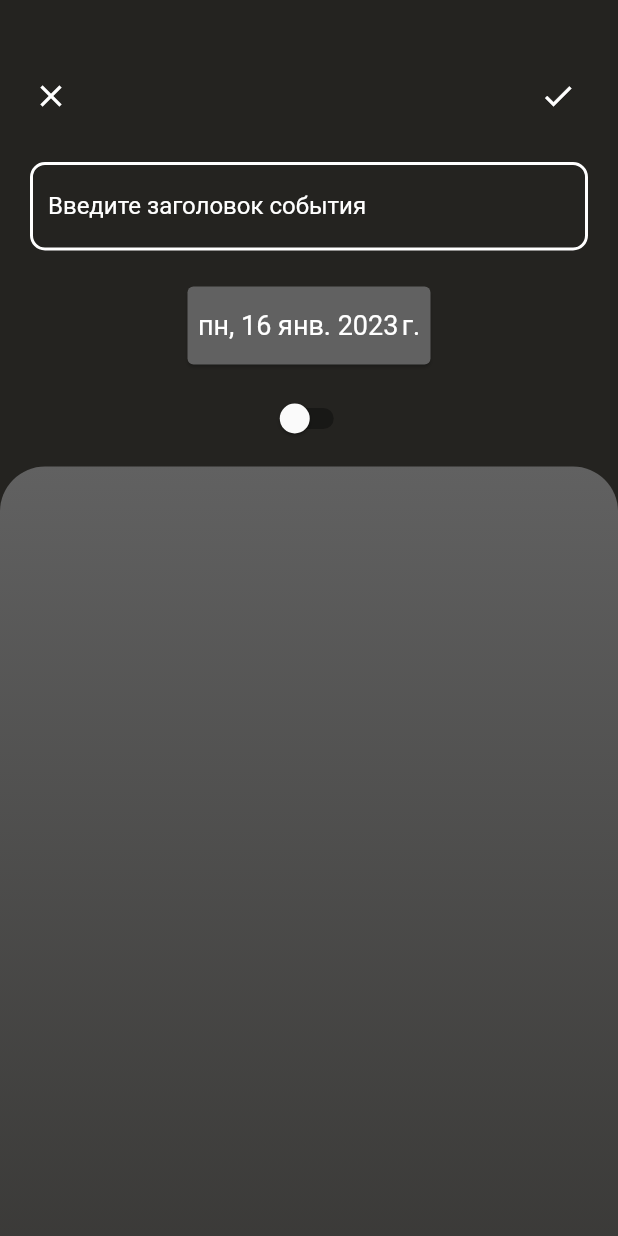
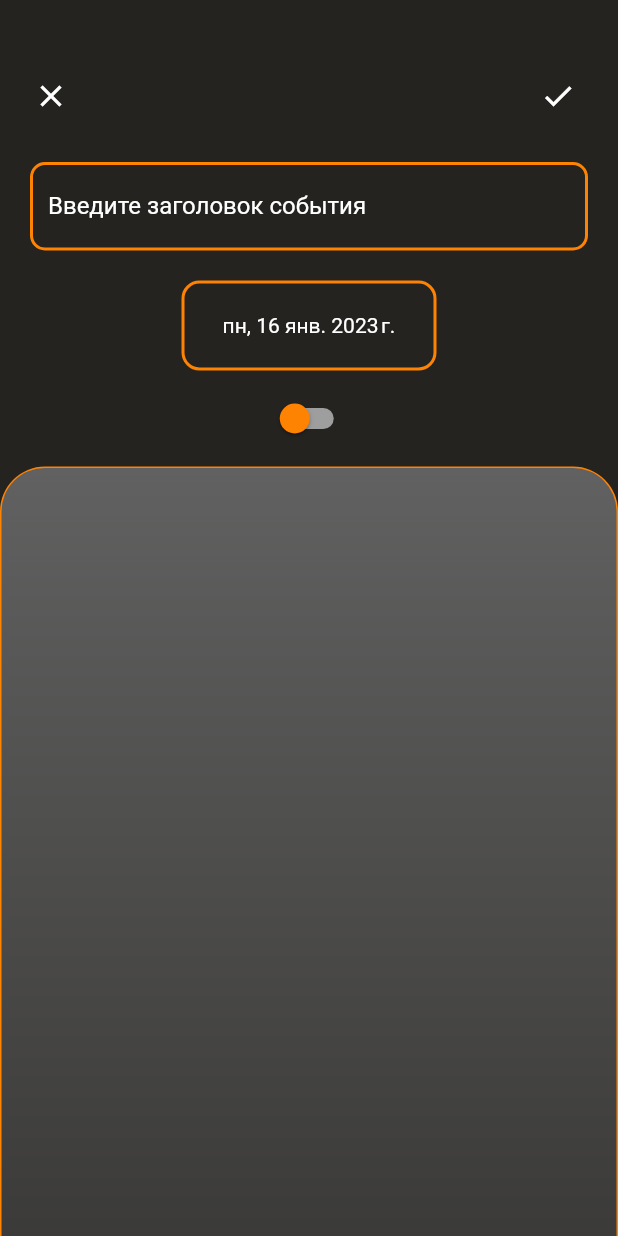
Before and after one commit to VipUser73/calendar_events, a Flutter app: the screen it shows after launch, after a tap on an icon or button, on a phone screen of 412 x 824 dp. Run offline on Flutter 3.47's test engine with Material 2 defaults, Android fonts, the phone set to English and light mode, and no system bars; our stand-ins replace get, sqflite, syncfusion_flutter_calendar; accounts and stored records are empty.

Commit message:
Fix bug add style.

```diff
--- /dev/null
+++ b/lib/constants/colors.dart
@@ -0,0 +1,4 @@
+import 'package:flutter/widgets.dart';
+
+const darkBorder1 = Color.fromRGBO(255, 131, 3, 1);
+const darkBorder2 = Color.fromRGBO(163, 87, 9, 1);
--- a/lib/controllers/add_event_controller.dart
+++ b/lib/controllers/add_event_controller.dart
@@ -41,8 +41,8 @@ class AddEventController extends GetxController {
           currentDateTime.minute)
       .obs;
   Future<void> saveForm() async {
-    final bool isValid = formKey.currentState!.validate();
-    if (isValid) {
+    final bool? isValid = formKey.currentState?.validate();
+    if (isValid == true) {
       final event = Event(
         title: titleController.text,
         dayMonth: selectedDate.value,
@@ -58,8 +58,10 @@ class AddEventController extends GetxController {
     eventsList.add(event);
   }
 
-  void deleteEvent(String titleEvent) async {
-    await dbProvider.deleteEvent(titleEvent);
+  void deleteEvent(int index) async {
+    await dbProvider.deleteEvent(eventsList[index].id!);
+    eventsList.removeAt(index);
+
     calendarWeekController.onInit();
   }
 }
--- /dev/null
+++ b/lib/get_pages.dart
@@ -0,0 +1,22 @@
+import 'package:calendar_of_events/get_routes.dart';
+import 'package:calendar_of_events/pages/add_event/add_event_page.dart';
+import 'package:calendar_of_events/pages/calendar_month/calendar_month_page.dart';
+import 'package:calendar_of_events/pages/calendar_week/calendar_week_binding.dart';
+import 'package:calendar_of_events/pages/calendar_week/calendar_week_page.dart';
+import 'package:get/get.dart';
+
+final List<GetPage> pages = [
+  GetPage(
+    name: Routes.initial,
+    page: () => const CalendarWeekPage(),
+    binding: CalendarWeekBinding(),
+  ),
+  GetPage(
+    name: Routes.addEventPage,
+    page: () => const AddEventPage(),
+  ),
+  GetPage(
+    name: Routes.calendarMonthPage,
+    page: () => const CalendarMonthPage(),
+  ),
+];
--- /dev/null
+++ b/lib/get_routes.dart
@@ -0,0 +1,5 @@
+abstract class Routes {
+  static const initial = '/';
+  static const addEventPage = '/add_event';
+  static const calendarMonthPage = '/view_month';
+}
--- a/lib/main.dart
+++ b/lib/main.dart
@@ -1,13 +1,18 @@
-import 'package:calendar_of_events/pages/calendar_month/calendar_month_page.dart';
-import 'package:calendar_of_events/pages/calendar_week/calendar_week_binding.dart';
+import 'package:calendar_of_events/get_pages.dart';
+import 'package:flutter/services.dart';
 import 'package:flutter_localizations/flutter_localizations.dart';
-import 'package:calendar_of_events/pages/add_event/add_event_page.dart';
-import 'package:calendar_of_events/pages/calendar_week/calendar_week_page.dart';
 import 'package:calendar_of_events/text_resources.dart';
 import 'package:flutter/material.dart';
 import 'package:get/get.dart';
 
-void main() => runApp(const CalendarApp());
+void main() async {
+  WidgetsFlutterBinding.ensureInitialized();
+  SystemChrome.setPreferredOrientations([
+    DeviceOrientation.portraitUp,
+    DeviceOrientation.portraitDown,
+  ]);
+  runApp(const CalendarApp());
+}
 
 class CalendarApp extends StatelessWidget {
   const CalendarApp({Key? key}) : super(key: key);
@@ -16,13 +21,10 @@ class CalendarApp extends StatelessWidget {
   Widget build(BuildContext context) {
     return GetMaterialApp(
       theme: ThemeData(
-          textTheme: const TextTheme(
-            bodyText1: TextStyle(),
-            bodyText2: TextStyle(),
-          ).apply(
-            bodyColor: Colors.white,
-            displayColor: Colors.blue,
-          ),
+          textTheme: Theme.of(context).textTheme.apply(
+                bodyColor: Colors.white,
+                displayColor: Colors.pink,
+              ),
           scaffoldBackgroundColor: const Color.fromRGBO(36, 35, 32, 1)),
 
       debugShowCheckedModeBanner: false,
@@ -39,21 +41,7 @@ class CalendarApp extends StatelessWidget {
       //locale: Get.deviceLocale,
       locale: const Locale('ru'),
       //theme: ThemeData.dark(),
-      getPages: [
-        GetPage(
-          name: '/',
-          page: () => const CalendarWeekPage(),
-          binding: CalendarWeekBinding(),
-        ),
-        GetPage(
-          name: '/add_event',
-          page: () => const AddEventPage(),
-        ),
-        GetPage(
-          name: '/view_month',
-          page: () => const CalendarMonthPage(),
-        ),
-      ],
+      getPages: pages,
     );
   }
 }
--- a/lib/models/event_data_source.dart
+++ b/lib/models/event_data_source.dart
@@ -6,7 +6,7 @@ class EventDataSource extends CalendarDataSource {
     this.appointments = appointments;
   }
 
-  Event getEvent(int index) => appointments![index] as Event;
+  Event getEvent(int index) => appointments?[index] as Event;
 
   @override
   DateTime getStartTime(int index) => getEvent(index).dayMonth;
--- a/lib/models/event_model.dart
+++ b/lib/models/event_model.dart
@@ -1,16 +1,19 @@
 class Event {
+  int? id;
   String title;
   DateTime dayMonth;
   DateTime? startTime;
   DateTime? finishTime;
 
   Event({
+    this.id,
     required this.title,
     required this.dayMonth,
     this.startTime,
     this.finishTime,
   });
   factory Event.fromDB(Map<String, dynamic> dataDB) => Event(
+        id: dataDB["id"],
         title: dataDB["title"],
         dayMonth: DateTime.parse(dataDB["data"]),
         startTime: DateTime.tryParse(dataDB["start"]),
--- a/lib/pages/add_event/add_event_page.dart
+++ b/lib/pages/add_event/add_event_page.dart
@@ -1,80 +1,21 @@
-import 'package:calendar_of_events/controllers/add_event_controller.dart';
-import 'package:calendar_of_events/pages/add_event/widgets/date_time_widget.dart';
 import 'package:calendar_of_events/pages/add_event/widgets/events_list_widget.dart';
-import 'package:calendar_of_events/pages/add_event/widgets/text_field_widget.dart';
+import 'package:calendar_of_events/pages/add_event/widgets/top_sliver_box.dart';
 import 'package:flutter/material.dart';
-import 'package:get/get.dart';
 
-class AddEventPage extends GetView<AddEventController> {
+class AddEventPage extends StatelessWidget {
   const AddEventPage({Key? key}) : super(key: key);
 
   @override
   Widget build(BuildContext context) {
     return GestureDetector(
         onTap: () => FocusScope.of(context).unfocus(),
-        child: Scaffold(
-          body: CustomScrollView(slivers: [
-            SliverToBoxAdapter(
-              child: SizedBox(
-                child: Column(
-                  mainAxisAlignment: MainAxisAlignment.start,
-                  children: [
-                    Padding(
-                      padding:
-                          const EdgeInsets.only(top: 40, left: 10, right: 16),
-                      child: Row(
-                        mainAxisAlignment: MainAxisAlignment.spaceBetween,
-                        children: [
-                          IconButton(
-                              onPressed: () => Get.back(),
-                              icon: const Icon(
-                                Icons.close,
-                                color: Colors.white,
-                              )),
-                          IconButton(
-                              onPressed: () {
-                                controller
-                                  ..saveForm()
-                                  ..titleController.clear();
-                                FocusScope.of(context).unfocus();
-                              },
-                              icon: const Icon(
-                                Icons.check,
-                                color: Colors.white,
-                              )),
-                        ],
-                      ),
-                    ),
-                    TextFieldWidget(),
-                    DateTimeWidget(isData: true),
-                    Obx(() => Padding(
-                          padding: const EdgeInsets.all(8.0),
-                          child: Switch(
-                              value: controller.flag.value,
-                              onChanged: (_) => controller.flag.toggle()),
-                        )),
-                    Obx(() => Visibility(
-                          visible: controller.flag.value,
-                          child: Padding(
-                            padding: const EdgeInsets.only(bottom: 20),
-                            child: Row(
-                              mainAxisAlignment: MainAxisAlignment.center,
-                              children: [
-                                DateTimeWidget(isStartTime: true),
-                                const SizedBox(width: 10),
-                                DateTimeWidget(),
-                              ],
-                            ),
-                          ),
-                        ))
-                  ],
-                ),
-              ),
-            ),
-            const SliverToBoxAdapter(
-              child: EventsListWidget(),
-            )
-          ]),
+        child: const Scaffold(
+          body: CustomScrollView(
+            slivers: [
+              TopSliverBox(),
+              EventsListWidget(),
+            ],
+          ),
         ));
   }
 }
--- a/lib/pages/add_event/widgets/date_time_widget.dart
+++ b/lib/pages/add_event/widgets/date_time_widget.dart
@@ -1,3 +1,4 @@
+import 'package:calendar_of_events/constants/colors.dart';
 import 'package:calendar_of_events/controllers/add_event_controller.dart';
 import 'package:calendar_of_events/models/utils.dart';
 import 'package:flutter/material.dart';
@@ -17,8 +18,10 @@ class DateTimeWidget extends StatelessWidget {
       child: SizedBox(
         width: isData ? 170 : 80,
         height: 60,
-        child: Card(
-            color: Colors.grey.shade700,
+        child: Container(
+            decoration: BoxDecoration(
+                border: Border.all(width: 2, color: darkBorder1),
+                borderRadius: const BorderRadius.all(Radius.circular(12))),
             child: Center(
                 child: Obx(
               () => Text(
@@ -28,7 +31,6 @@ class DateTimeWidget extends StatelessWidget {
                         ? addEventController.selectedStartTime.value
                         : addEventController.selectedFinishTime.value),
                 maxLines: 1,
-                style: const TextStyle(fontSize: 18),
               ),
             ))),
       ),
--- a/lib/pages/add_event/widgets/events_list_widget.dart
+++ b/lib/pages/add_event/widgets/events_list_widget.dart
@@ -1,3 +1,4 @@
+import 'package:calendar_of_events/constants/colors.dart';
 import 'package:calendar_of_events/controllers/add_event_controller.dart';
 import 'package:calendar_of_events/models/utils.dart';
 import 'package:flutter/material.dart';
@@ -11,11 +12,14 @@ class EventsListWidget extends GetView<AddEventController> {
     controller.findEvents();
     final eventsList = controller.eventsList;
 
-    return Container(
+    return SliverToBoxAdapter(
+      child: Container(
           height: Get.size.height,
           decoration: BoxDecoration(
               color: Colors.grey.shade700,
-            borderRadius: const BorderRadius.vertical(top: Radius.circular(30)),
+              border: Border.all(width: 1, color: darkBorder1),
+              borderRadius:
+                  const BorderRadius.vertical(top: Radius.circular(30)),
               gradient: LinearGradient(
                 colors: [
                   Colors.grey.shade700,
@@ -32,8 +36,7 @@ class EventsListWidget extends GetView<AddEventController> {
               itemBuilder: ((context, index) => Dismissible(
                     key: UniqueKey(),
                     direction: DismissDirection.endToStart,
-                  onDismissed: (_) =>
-                      controller.deleteEvent(eventsList[index].title),
+                    onDismissed: (_) => controller.deleteEvent(index),
                     background: Container(
                       margin: const EdgeInsets.symmetric(horizontal: 16),
                       padding: const EdgeInsets.symmetric(horizontal: 10),
@@ -52,10 +55,11 @@ class EventsListWidget extends GetView<AddEventController> {
                         title: Text(eventsList[index].title),
                         subtitle: (eventsList[index].startTime != null)
                             ? Text(
-                              "с ${Utils.toTime(eventsList[index].startTime!)}  до ${Utils.toTime(eventsList[index].finishTime!)}")
+                                "с ${Utils.toTime(eventsList[index].startTime)}  до ${Utils.toTime(eventsList[index].finishTime)}")
                             : null),
                   )),
             ),
-        ));
+          )),
+    );
   }
 }
--- a/lib/pages/add_event/widgets/text_field_widget.dart
+++ b/lib/pages/add_event/widgets/text_field_widget.dart
@@ -1,3 +1,4 @@
+import 'package:calendar_of_events/constants/colors.dart';
 import 'package:calendar_of_events/controllers/add_event_controller.dart';
 import 'package:calendar_of_events/text_resources.dart';
 import 'package:flutter/material.dart';
@@ -15,22 +16,21 @@ class TextFieldWidget extends StatelessWidget {
       child: Form(
         key: addEventController.formKey,
         child: TextFormField(
-          style: const TextStyle(color: Colors.white),
-          cursorColor: Colors.green,
+          cursorColor: darkBorder1,
           decoration: InputDecoration(
             labelText: addEventHintText.keys.first.tr,
             labelStyle: const TextStyle(color: Colors.white),
             focusedBorder: const OutlineInputBorder(
-                borderSide: BorderSide(color: Colors.green, width: 2),
+                borderSide: BorderSide(color: darkBorder1, width: 2),
                 borderRadius: BorderRadius.all(Radius.circular(10))),
             enabledBorder: const OutlineInputBorder(
-                borderSide: BorderSide(color: Colors.white, width: 2),
+                borderSide: BorderSide(color: darkBorder1, width: 2),
                 borderRadius: BorderRadius.all(Radius.circular(10))),
             errorBorder: const OutlineInputBorder(
-                borderSide: BorderSide(color: Colors.white, width: 2),
+                borderSide: BorderSide(color: Colors.red, width: 2),
                 borderRadius: BorderRadius.all(Radius.circular(10))),
             focusedErrorBorder: const OutlineInputBorder(
-                borderSide: BorderSide(color: Colors.white, width: 2),
+                borderSide: BorderSide(color: darkBorder1, width: 2),
                 borderRadius: BorderRadius.all(Radius.circular(10))),
           ),
           onFieldSubmitted: (_) => FocusScope.of(context).unfocus(),
--- /dev/null
+++ b/lib/pages/add_event/widgets/top_sliver_box.dart
@@ -0,0 +1,72 @@
+import 'package:calendar_of_events/constants/colors.dart';
+import 'package:calendar_of_events/controllers/add_event_controller.dart';
+import 'package:calendar_of_events/pages/add_event/widgets/date_time_widget.dart';
+import 'package:calendar_of_events/pages/add_event/widgets/text_field_widget.dart';
+import 'package:flutter/material.dart';
+import 'package:get/get.dart';
+
+class TopSliverBox extends GetView<AddEventController> {
+  const TopSliverBox({super.key});
+
+  @override
+  Widget build(BuildContext context) {
+    return SliverToBoxAdapter(
+      child: SizedBox(
+        child: Column(
+          mainAxisAlignment: MainAxisAlignment.start,
+          children: [
+            Padding(
+              padding: const EdgeInsets.only(top: 40, left: 10, right: 16),
+              child: Row(
+                mainAxisAlignment: MainAxisAlignment.spaceBetween,
+                children: [
+                  IconButton(
+                      onPressed: () => Get.back(),
+                      icon: const Icon(
+                        Icons.close,
+                        color: Colors.white,
+                      )),
+                  IconButton(
+                      onPressed: () {
+                        controller
+                          ..saveForm()
+                          ..titleController.clear();
+                        FocusScope.of(context).unfocus();
+                      },
+                      icon: const Icon(
+                        Icons.check,
+                        color: Colors.white,
+                      )),
+                ],
+              ),
+            ),
+            TextFieldWidget(),
+            DateTimeWidget(isData: true),
+            Obx(() => Padding(
+                  padding: const EdgeInsets.all(8.0),
+                  child: Switch(
+                      inactiveThumbColor: darkBorder1,
+                      inactiveTrackColor: Colors.grey,
+                      value: controller.flag.value,
+                      onChanged: (_) => controller.flag.toggle()),
+                )),
+            Obx(() => Visibility(
+                  visible: controller.flag.value,
+                  child: Padding(
+                    padding: const EdgeInsets.only(bottom: 20),
+                    child: Row(
+                      mainAxisAlignment: MainAxisAlignment.center,
+                      children: [
+                        DateTimeWidget(isStartTime: true),
+                        const SizedBox(width: 10),
+                        DateTimeWidget(),
+                      ],
+                    ),
+                  ),
+                ))
+          ],
+        ),
+      ),
+    );
+  }
+}
--- a/lib/pages/calendar_month/calendar_month_page.dart
+++ b/lib/pages/calendar_month/calendar_month_page.dart
@@ -1,5 +1,7 @@
+import 'package:calendar_of_events/constants/colors.dart';
 import 'package:calendar_of_events/controllers/add_event_controller.dart';
 import 'package:calendar_of_events/controllers/calendar_week_controller.dart';
+import 'package:calendar_of_events/get_routes.dart';
 import 'package:calendar_of_events/models/event_data_source.dart';
 import 'package:flutter/material.dart';
 import 'package:get/get.dart';
@@ -40,14 +42,14 @@ class CalendarMonthPage extends GetView<CalendarWeekController> {
                           const TextStyle(color: Colors.white),
                       leadingDatesTextStyle:
                           const TextStyle(color: Colors.white))),
-              cellBorderColor: const Color.fromRGBO(163, 87, 9, 1),
-              todayHighlightColor: const Color.fromRGBO(163, 87, 9, 1),
+              cellBorderColor: darkBorder2,
+              todayHighlightColor: darkBorder2,
               dataSource: EventDataSource(controller.eventsFromDB),
               initialDisplayDate: DateTime.now(),
               onTap: (details) {
                 Get.find<AddEventController>().selectedDate.value =
-                    details.date!;
-                Get.toNamed('/add_event');
+                    details.date ?? DateTime.now();
+                Get.toNamed(Routes.addEventPage);
               },
             )),
       ),
--- a/lib/pages/calendar_week/calendar_week_page.dart
+++ b/lib/pages/calendar_week/calendar_week_page.dart
@@ -1,6 +1,6 @@
+import 'package:calendar_of_events/pages/calendar_week/widgets/appbar_widget.dart';
 import 'package:calendar_of_events/pages/calendar_week/widgets/calendar_week_widget.dart';
 import 'package:flutter/material.dart';
-import 'package:get/get.dart';
 
 class CalendarWeekPage extends StatelessWidget {
   const CalendarWeekPage({Key? key}) : super(key: key);
@@ -10,19 +10,9 @@ class CalendarWeekPage extends StatelessWidget {
       resizeToAvoidBottomInset: false,
       body: SafeArea(
           child: Column(
-        children: [
-          Row(
-            mainAxisAlignment: MainAxisAlignment.end,
-            children: [
-              IconButton(
-                  onPressed: () => Get.toNamed('/view_month'),
-                  icon: const Icon(
-                    Icons.more_horiz,
-                    color: Colors.white,
-                  ))
-            ],
-          ),
-          const CalendarWeekWidget(),
+        children: const [
+          AppBarWidget(),
+          CalendarWeekWidget(),
         ],
       )),
     );
--- /dev/null
+++ b/lib/pages/calendar_week/widgets/appbar_widget.dart
@@ -0,0 +1,22 @@
+import 'package:calendar_of_events/get_routes.dart';
+import 'package:flutter/material.dart';
+import 'package:get/get.dart';
+
+class AppBarWidget extends StatelessWidget {
+  const AppBarWidget({super.key});
+
+  @override
+  Widget build(BuildContext context) {
+    return Row(
+      mainAxisAlignment: MainAxisAlignment.end,
+      children: [
+        IconButton(
+            onPressed: () => Get.toNamed(Routes.calendarMonthPage),
+            icon: const Icon(
+              Icons.more_horiz,
+              color: Colors.white,
+            ))
+      ],
+    );
+  }
+}
--- a/lib/pages/calendar_week/widgets/calendar_week_widget.dart
+++ b/lib/pages/calendar_week/widgets/calendar_week_widget.dart
@@ -1,3 +1,4 @@
+import 'package:calendar_of_events/constants/colors.dart';
 import 'package:calendar_of_events/controllers/calendar_week_controller.dart';
 import 'package:calendar_of_events/models/event_model.dart';
 import 'package:calendar_of_events/pages/calendar_week/widgets/day_of_week_widget.dart';
@@ -55,7 +56,8 @@ class CalendarWeekWidget extends GetView<CalendarWeekController> {
               }),
         );
       },
-      onLoading: const Center(child: CircularProgressIndicator()),
+      onLoading:
+          const Center(child: CircularProgressIndicator(color: darkBorder1)),
     );
   }
 }
--- a/lib/pages/calendar_week/widgets/day_of_week_widget.dart
+++ b/lib/pages/calendar_week/widgets/day_of_week_widget.dart
@@ -1,5 +1,7 @@
+import 'package:calendar_of_events/constants/colors.dart';
 import 'package:calendar_of_events/controllers/add_event_controller.dart';
 import 'package:calendar_of_events/controllers/calendar_week_controller.dart';
+import 'package:calendar_of_events/get_routes.dart';
 import 'package:calendar_of_events/models/event_model.dart';
 import 'package:calendar_of_events/models/utils.dart';
 import 'package:flutter/material.dart';
@@ -17,7 +19,7 @@ class DayOfWeekWidget extends GetView<CalendarWeekController> {
 
   @override
   Widget build(BuildContext context) {
-    final formatDayOfWeek = DateFormat.E('ru').format(dayAndMonth).capitalize!;
+    final formatDayOfWeek = DateFormat.E('ru').format(dayAndMonth).capitalize;
     final formatDayAndMonth = DateFormat.Md('ru').format(dayAndMonth);
     bool colorDateTimeNow = false;
     if (DateFormat.Md('ru').format(DateTime.now()) == formatDayAndMonth) {
@@ -28,7 +30,8 @@ class DayOfWeekWidget extends GetView<CalendarWeekController> {
       child: GestureDetector(
         onTap: () {
           Get.find<AddEventController>().selectedDate.value = dayAndMonth;
-          Get.toNamed('/add_event')!.whenComplete(() => controller.onInit());
+          Get.toNamed(Routes.addEventPage)
+              ?.whenComplete(() => controller.onInit());
         },
         child: Container(
             padding: const EdgeInsets.symmetric(vertical: 4, horizontal: 6),
@@ -39,8 +42,7 @@ class DayOfWeekWidget extends GetView<CalendarWeekController> {
                   width: 70,
                   decoration: BoxDecoration(
                       color: colorDateTimeNow ? Colors.black38 : null,
-                      border: Border.all(
-                          width: 2, color: const Color.fromRGBO(163, 87, 9, 1)),
+                      border: Border.all(width: 2, color: darkBorder1),
                       borderRadius:
                           const BorderRadius.all(Radius.circular(16))),
                   child: Center(
@@ -48,9 +50,7 @@ class DayOfWeekWidget extends GetView<CalendarWeekController> {
                       "$formatDayOfWeek\n$formatDayAndMonth",
                       textAlign: TextAlign.center,
                       style: const TextStyle(
-                          color: Colors.white,
-                          fontSize: 16,
-                          fontWeight: FontWeight.bold),
+                          fontSize: 16, fontWeight: FontWeight.bold),
                     ),
                   ),
                 ),
@@ -60,9 +60,7 @@ class DayOfWeekWidget extends GetView<CalendarWeekController> {
                     height: double.infinity,
                     decoration: BoxDecoration(
                         color: colorDateTimeNow ? Colors.black38 : null,
-                        border: Border.all(
-                            width: 2,
-                            color: const Color.fromRGBO(163, 87, 9, 1)),
+                        border: Border.all(width: 2, color: darkBorder2),
                         borderRadius:
                             const BorderRadius.all(Radius.circular(16))),
                     child: eventList.isNotEmpty
@@ -90,7 +88,7 @@ class DayOfWeekWidget extends GetView<CalendarWeekController> {
                                             null) ...[
                                           const SizedBox(height: 7),
                                           Text(
-                                              "${Utils.toTime(eventList[index].startTime!)} - ${Utils.toTime(eventList[index].finishTime!)}"),
+                                              "${Utils.toTime(eventList[index].startTime)} - ${Utils.toTime(eventList[index].finishTime)}"),
                                         ]
                                       ],
                                     ),
--- a/lib/services/db_provider.dart
+++ b/lib/services/db_provider.dart
@@ -62,8 +62,8 @@ class DBProvider {
     return raw;
   }
 
-  deleteEvent(String title) async {
+  deleteEvent(int id) async {
     final db = await database;
-    return db.delete("LOGIN", where: "title = ?", whereArgs: [title]);
+    return db.delete("LOGIN", where: "id = ?", whereArgs: [id]);
   }
 }
```
Also changed, not shown: pubspec.lock, 1 other file. Lines whose indentation alone changed are shown as unchanged.
